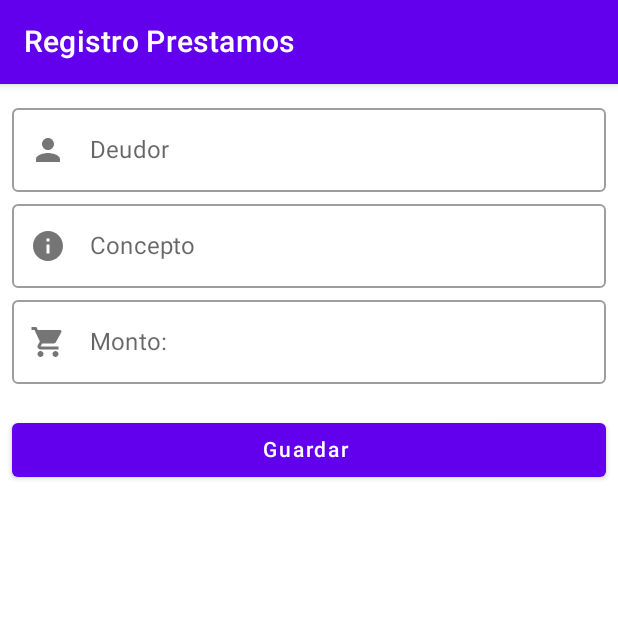
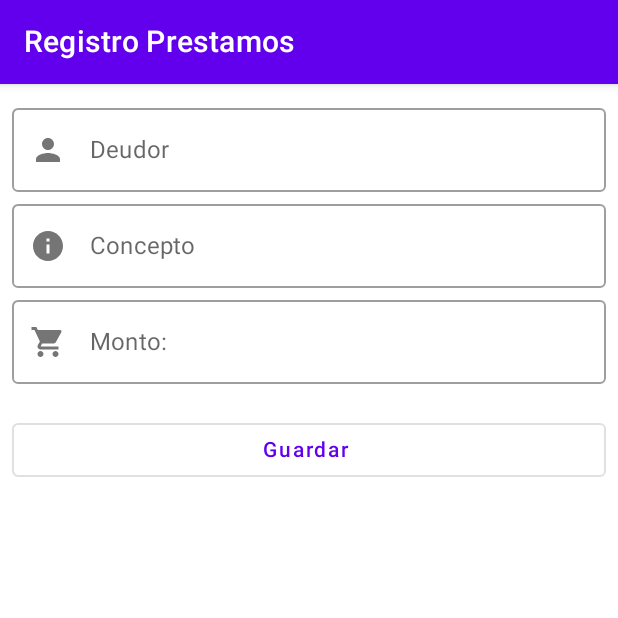
Before and after one commit to StephanyPB/P1-AP2-Stephany-2018-0654, an Android app built with Jetpack Compose: the RegistroPrestamoScreen screen opened through its navigation route, on a phone screen of 412 x 824 dp, the top half of it. Run offline under Robolectric (Android 15) with nearby library versions, the phone set to English and light mode, and no system bars; our stand-ins replace Dagger/Hilt's generated code, Room's generated code.

Commit message:
Cambiando el tipo de button

```diff
--- a/app/src/main/java/com/example/p1_ap2_stephany_2018_0654/ui/components/prestamo/RegistroPrestamoScreen.kt
+++ b/app/src/main/java/com/example/p1_ap2_stephany_2018_0654/ui/components/prestamo/RegistroPrestamoScreen.kt
@@ -63,7 +63,7 @@ fun RegistroPrestamoScreen(navHostController: NavHostController, viewModel: Pres
                     modifier = Modifier.fillMaxWidth()
                 )
 
-                Button(
+                OutlinedButton(
                     onClick = {
                         if (validate(viewModel.monto)){
                             viewModel.Guardar()
```
